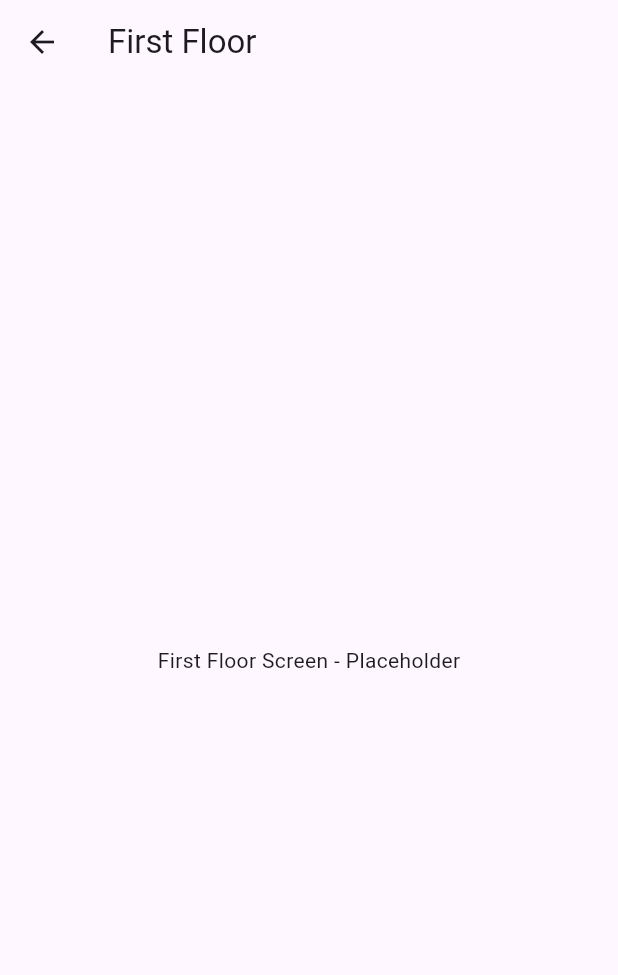
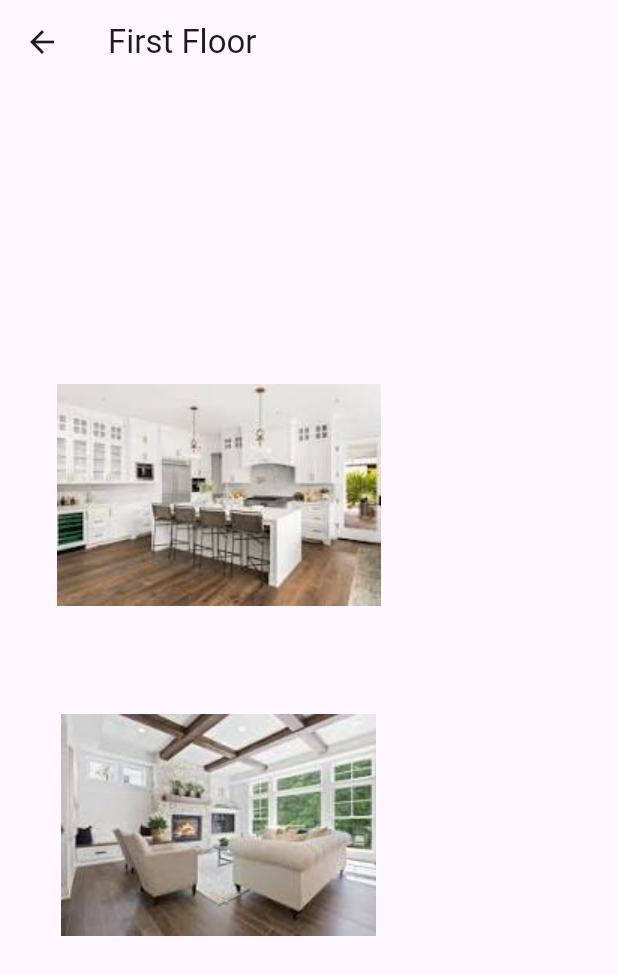
Before and after one commit to dmil148/app_4, a Flutter app: the ThomasWPage screen opened directly, after a tap on "First Floor", on a phone screen of 412 x 824 dp. Shown: the top 975 px of the screen. Run offline on Flutter 3.47's test engine with Material 3 defaults, Android fonts, the phone set to English and light mode, and no system bars.

Commit message:
update #2

```diff
--- a/lib/main.dart
+++ b/lib/main.dart
@@ -20,6 +20,7 @@ class MyApp extends StatelessWidget {
   }
 }
 
+// Intro Page (Unchanged)
 class IntroPage extends StatelessWidget {
   const IntroPage({super.key});
 
@@ -57,6 +58,7 @@ class IntroPage extends StatelessWidget {
   }
 }
 
+// Thomas W's Page with Images
 class ThomasWPage extends StatelessWidget {
   const ThomasWPage({super.key});
 
@@ -64,21 +66,23 @@ class ThomasWPage extends StatelessWidget {
   Widget build(BuildContext context) {
     return Scaffold(
       appBar: AppBar(title: const Text("Thomas W's Page")),
-      body: Center(
-        child: Column(
+      body: Column(
         mainAxisAlignment: MainAxisAlignment.center,
         children: [
+          Image.asset('assets/house.png', height: 200),
+          const SizedBox(height: 20),
+          Image.asset('assets/dog.png', height: 150),
+          const SizedBox(height: 20),
           ElevatedButton(
             onPressed: () {
               Navigator.push(
                 context,
-                  MaterialPageRoute(
-                      builder: (context) => const FirstFloorPage()),
+                MaterialPageRoute(builder: (context) => const FirstFloorPage()),
               );
             },
             child: const Text("First Floor"),
           ),
-            const SizedBox(height: 20),
+          const SizedBox(height: 10),
           ElevatedButton(
             onPressed: () {
               Navigator.push(
@@ -91,11 +95,11 @@ class ThomasWPage extends StatelessWidget {
           ),
         ],
       ),
-      ),
     );
   }
 }
 
+// Abby M's Page (Placeholder)
 class AbbyMPage extends StatelessWidget {
   const AbbyMPage({super.key});
 
@@ -110,6 +114,7 @@ class AbbyMPage extends StatelessWidget {
   }
 }
 
+// First Floor Page with Images
 class FirstFloorPage extends StatelessWidget {
   const FirstFloorPage({super.key});
 
@@ -117,13 +122,19 @@ class FirstFloorPage extends StatelessWidget {
   Widget build(BuildContext context) {
     return Scaffold(
       appBar: AppBar(title: const Text("First Floor")),
-      body: const Center(
-        child: Text("First Floor Screen - Placeholder"),
+      body: Column(
+        mainAxisAlignment: MainAxisAlignment.center,
+        children: [
+          Image.asset('assets/kitchen.png', height: 200),
+          const SizedBox(height: 20),
+          Image.asset('assets/familyroom.png', height: 200),
+        ],
       ),
     );
   }
 }
 
+// Second Floor Page with Images
 class SecondFloorPage extends StatelessWidget {
   const SecondFloorPage({super.key});
 
@@ -131,13 +142,19 @@ class SecondFloorPage extends StatelessWidget {
   Widget build(BuildContext context) {
     return Scaffold(
       appBar: AppBar(title: const Text("Second Floor")),
-      body: const Center(
-        child: Text("Second Floor Screen - Placeholder"),
+      body: Column(
+        mainAxisAlignment: MainAxisAlignment.center,
+        children: [
+          Image.asset('assets/bedroom.png', height: 200),
+          const SizedBox(height: 20),
+          Image.asset('assets/bathroom.png', height: 200),
+        ],
       ),
     );
   }
 }
 
+// FirstRoute (Your Partner's Code)
 class FirstRoute extends StatelessWidget {
   const FirstRoute({super.key});
 
@@ -160,6 +177,7 @@ class FirstRoute extends StatelessWidget {
   }
 }
 
+// SecondRoute (Your Partner's Code)
 class SecondRoute extends StatelessWidget {
   const SecondRoute({super.key});
 
```
Also changed, not shown: pubspec.yaml (+7 -1 lines), assets/bathroom.png (added), assets/bedroom.png (added), assets/dog.png (added), assets/familyroom.png (added), assets/house.png (added), assets/kitchen.png (added). Lines whose indentation alone changed are shown as unchanged.
